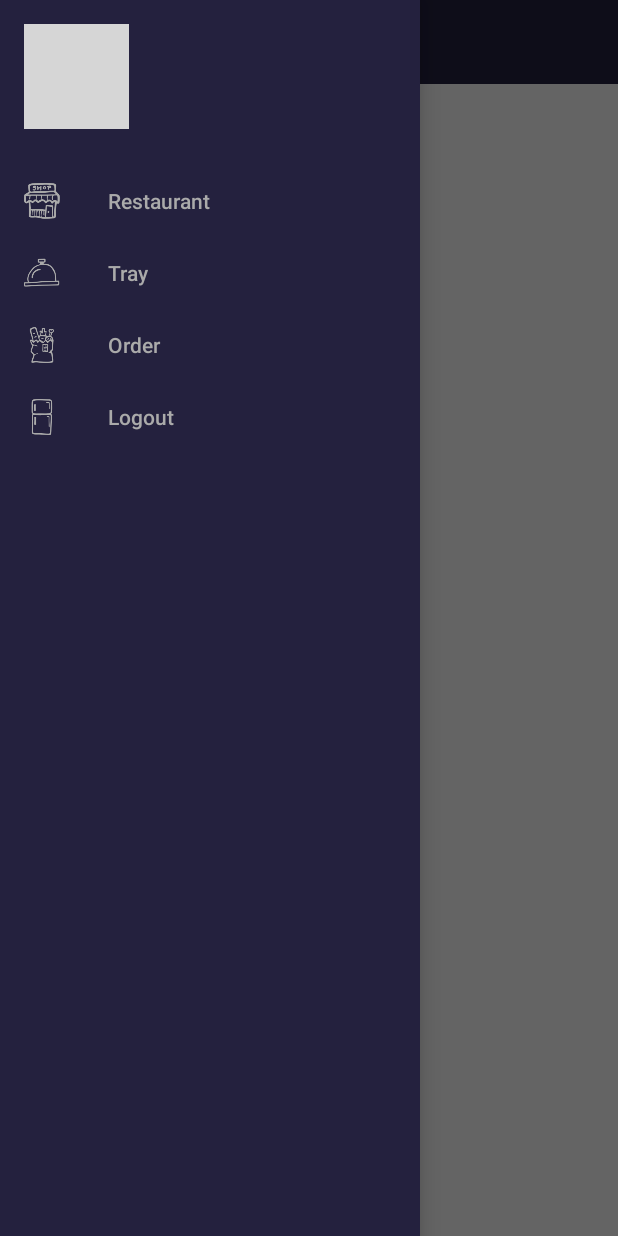
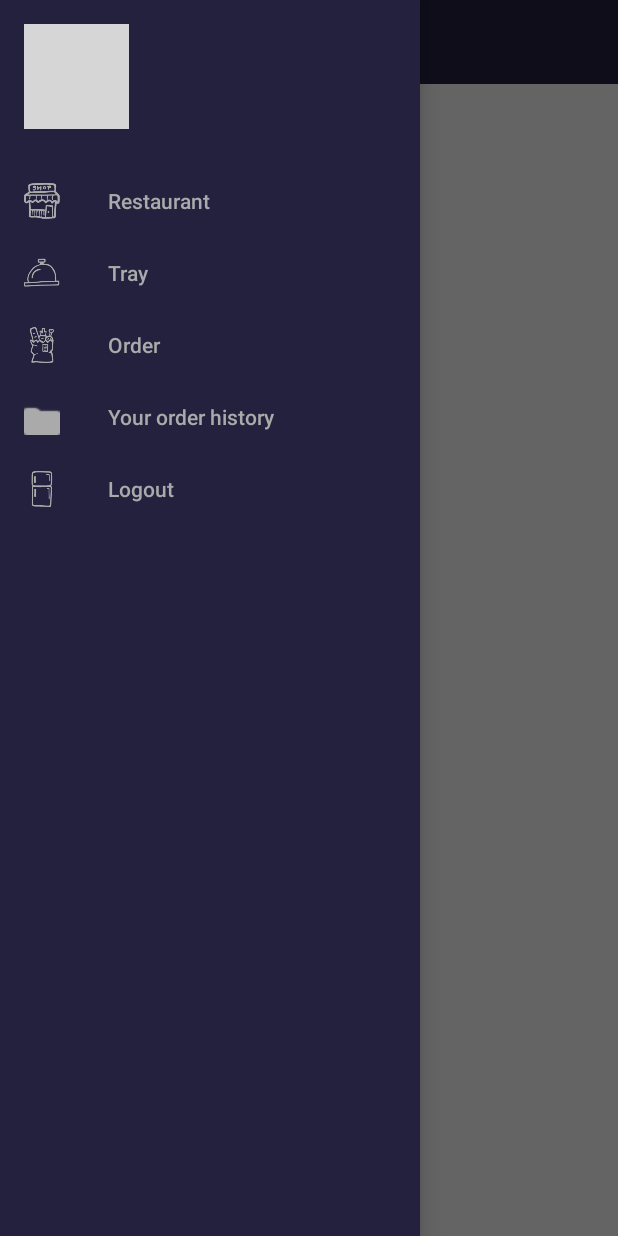
Before and after one commit to Kgotso-Koete/foodTasker-customer-driver-mobile-app, an Android app: the CustomerMainActivity screen opened directly, with no data from a screen before it, with the side drawer open, on a phone screen of 412 x 824 dp. Run offline under Robolectric (Android 15) with nearby library versions, the phone set to English and light mode, and no system bars; our stand-ins replace Picasso, Volley; network calls fail; grey boxes are pictures that could not be loaded.

Commit message:
Add customer/driver options for order history

```diff
--- a/app/src/main/res/menu/drawer_view.xml
+++ b/app/src/main/res/menu/drawer_view.xml
@@ -4,6 +4,10 @@
     <item android:id="@+id/nav_restaurant" android:icon="@drawable/icon_restaurants" android:title="@string/restaurant"/>
     <item android:id="@+id/nav_tray" android:icon="@drawable/icon_tray" android:title="@string/tray"/>
     <item android:id="@+id/nav_order" android:icon="@drawable/icon_order" android:title="@string/order"/>
+    <item
+        android:id="@+id/nav_customer_order_history"
+        android:icon="@android:drawable/sym_contact_card"
+        android:title="@string/customer_order_history" />
     <item android:id="@+id/nav_logout" android:icon="@drawable/icon_logout" android:title="@string/logout"/>
 
 </menu>
--- a/app/src/main/res/menu/drawer_view_driver.xml
+++ b/app/src/main/res/menu/drawer_view_driver.xml
@@ -11,6 +11,12 @@
         android:id="@+id/nav_statistic"
         android:icon="@drawable/icon_statistic"
         android:title="@string/statistics" />
+
+    <item
+        android:id="@+id/nav_driver_order_history"
+        android:icon="@android:drawable/sym_contact_card"
+        android:title="@string/driver_order_history" />
+
     <item
         android:id="@+id/nav_logout"
         android:icon="@drawable/icon_logout"
--- a/app/src/main/res/values/strings.xml
+++ b/app/src/main/res/values/strings.xml
@@ -10,6 +10,7 @@
     <string name="restaurant">Restaurant</string>
     <string name="tray">Tray</string>
     <string name="order">Order</string>
+    <string name="customer_order_history">Your order history</string>
     <string name="logout">Logout</string>
     <string name="kgotso_koete">Kgotso Koete</string>
     <string name="todo2">TODO2</string>
@@ -37,6 +38,7 @@
     <string name="driver_orders">Orders</string>
     <string name="driver_delivery">Delivery</string>
     <string name="statistics">Statistics</string>
+    <string name="driver_order_history">Your order history</string>
     <string name="driver_logout">Logout</string>
     <string name="restaurant_name_">Restaurant Name</string>
     <string name="customer_name_">Customer Name</string>
```
